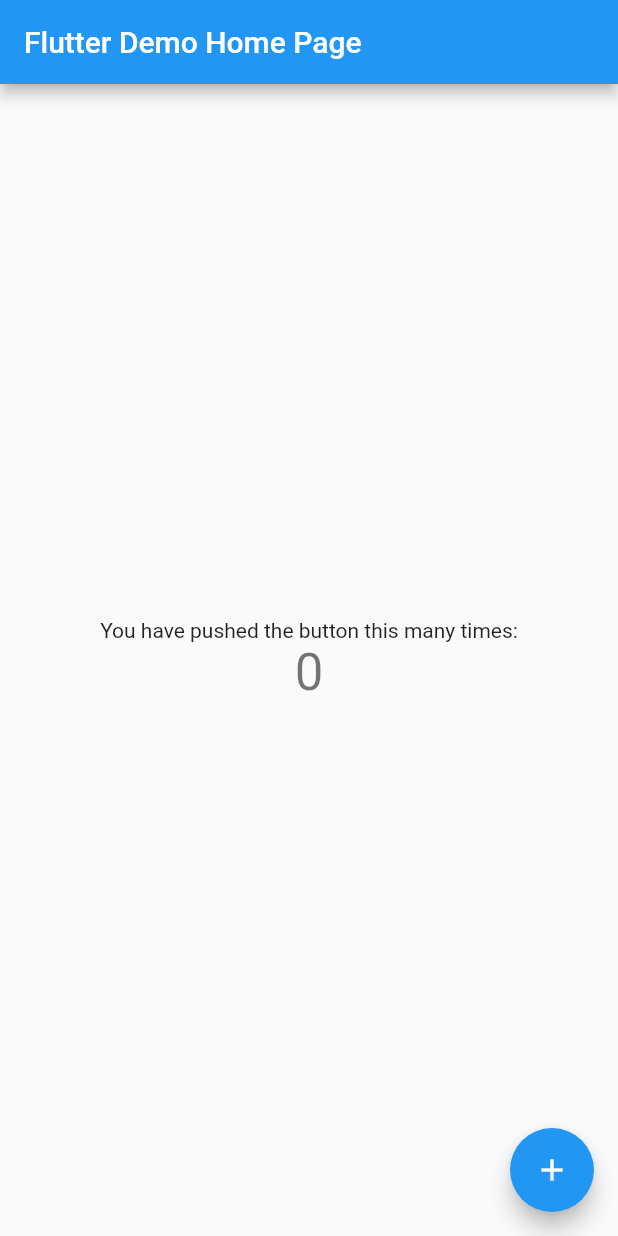
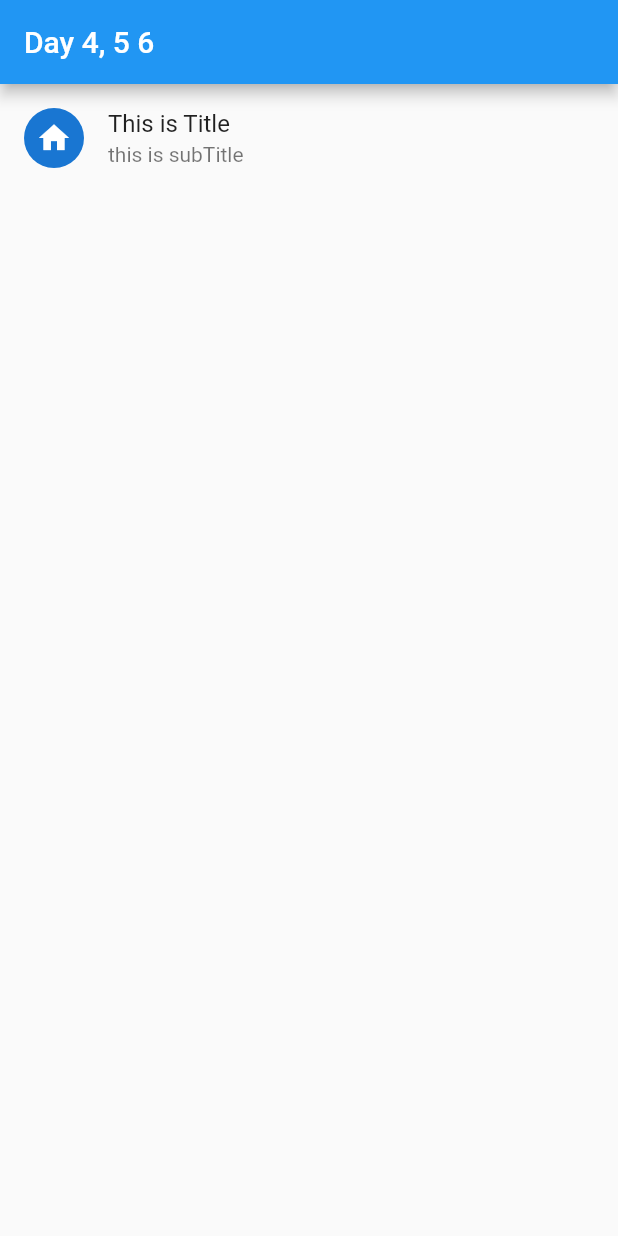
Before and after one commit to xihadulislam/100DaysOfFlutter, a Flutter app: the screen it shows after launch, on a phone screen of 412 x 824 dp. Run offline on Flutter 3.47's test engine with Material 2 defaults, Android fonts, the phone set to English and light mode, and no system bars.

Commit message:
day 4, 5 ,6

```diff
--- a/lib/main.dart
+++ b/lib/main.dart
@@ -13,7 +13,7 @@ class MyApp extends StatelessWidget {
         primarySwatch: Colors.blue,
         visualDensity: VisualDensity.adaptivePlatformDensity,
       ),
-      home: MyHomePage(title: 'Flutter Demo Home Page'),
+      home: MyHomePage(title: 'Day 4, 5 6'),
     );
   }
 }
@@ -42,24 +42,75 @@ class _MyHomePageState extends State<MyHomePage> {
       appBar: AppBar(
         title: Text(widget.title),
       ),
+      body: FutureBuilder(
+        future: getData(),
+          builder:(ctx,snapshort){
+
+          if(!snapshort.hasData){
+         return   Center(child: CircularProgressIndicator());
+          }else {
+            return ListView.builder(
+                itemCount: 1,
+                itemBuilder: (ctx,data)=> Item()
+            );
+          }
+          }
+          )
+    );
+  }
+
+  List<int> list ;
+
+  Future< List<int>> getData() async{
+
+   await  Future.delayed(
+        Duration(seconds: 2));
+
+   list = [1,2,3,4,5,6,7,78,8,8678,8,678,67,8,678,67,867,867,867,8,678,];
+    return list;
+  }
+
+}
+
+
+
+class Item extends StatelessWidget {
+  @override
+  Widget build(BuildContext context) {
+    return ListTile(
+      onTap: (){
+        Navigator.push(context, MaterialPageRoute(builder: (ctx)=> DetailsPage()));
+      },
+      leading: CircleAvatar(
+        child: Hero(
+            tag: "h",
+            child: Icon(Icons.home)),
+      ),
+      title: Text("This is Title",style: TextStyle(fontSize: 16)),
+      subtitle: Text("this is subTitle"),
+    );
+  }
+}
+
+
+
+class DetailsPage extends StatelessWidget {
+  @override
+  Widget build(BuildContext context) {
+    return Scaffold(
       body: Center(
-        child: Column(
-          mainAxisAlignment: MainAxisAlignment.center,
-          children: <Widget>[
-            Text(
-              'You have pushed the button this many times:',
-            ),
-            Text(
-              '$_counter',
-              style: Theme.of(context).textTheme.headline4,
-            ),
-          ],
+        child: ClipRRect(
+          borderRadius: BorderRadius.circular(40),
+          child: Container(
+            color: Colors.blue,
+            width: 200,
+            height: 200,
+            child: Hero(
+                tag: "h",
+                child: Icon(Icons.home,color: Colors.white,size: 54,)),
+
+          ),
         ),
-      ),
-      floatingActionButton: FloatingActionButton(
-        onPressed: _incrementCounter,
-        tooltip: 'Increment',
-        child: Icon(Icons.add),
       ),
     );
   }
```
Also changed, not shown: 1 other file.
